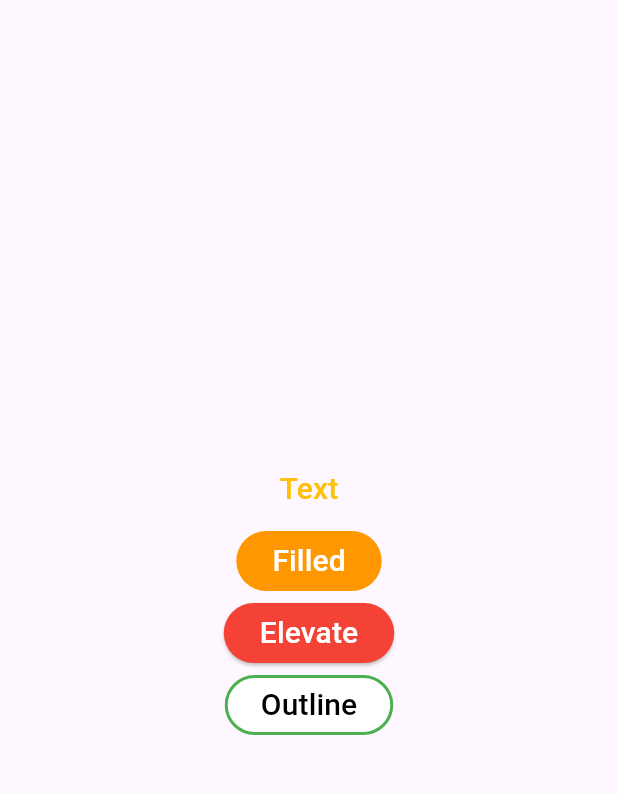
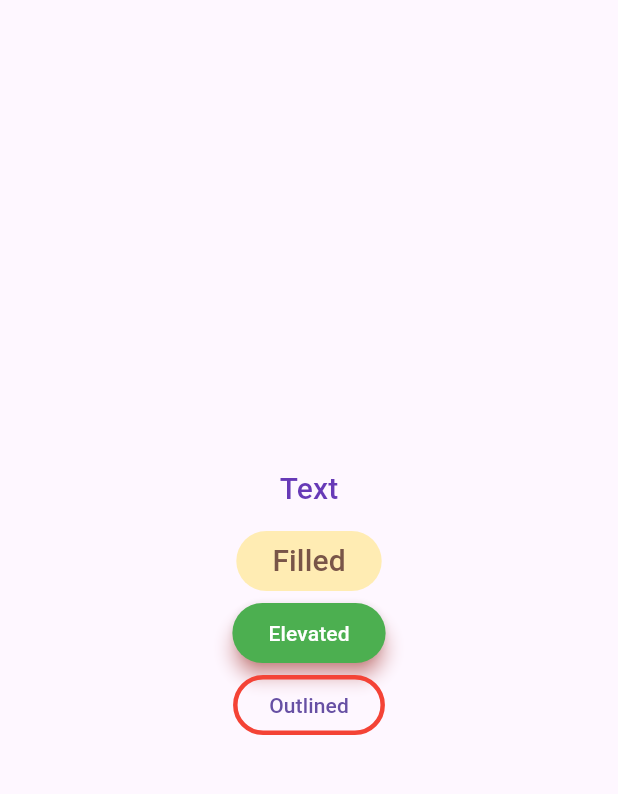
Before and after one commit to ReZill392/MbApp1, a Flutter app: the Home screen opened directly, on a phone screen of 412 x 824 dp, the part 63-857 px from its top. Run offline on Flutter 3.47's test engine with Material 3 defaults, Android fonts, the phone set to English and light mode, and no system bars; network calls fail.

```diff
--- a/flutter_application_1/lib/screen/home.dart
+++ b/flutter_application_1/lib/screen/home.dart
@@ -1,5 +1,4 @@
 import 'package:flutter/material.dart';
-
 
 class Home extends StatelessWidget {
   const Home({super.key});
@@ -8,69 +7,57 @@ class Home extends StatelessWidget {
   Widget build(BuildContext context) {
     return Scaffold(
       appBar: AppBar(
-        title: const Text("Simple App"),),
+        title: const Text("Simple App"),
+      ),
       body: Center(
         child: Column(
           mainAxisAlignment: MainAxisAlignment.center,
           children: [
             TextButton(
               onPressed: () {
-                  print("test button Pressed");
+                print("Text Button Pressed");
               },
-            child: const Text("Text",
+              child: Text(
+                "Text",
                 style: TextStyle(
-              color: Colors.amber,
-              fontSize: 20
+                  color: Colors.deepPurple,
+                  fontSize: 20,
                 ),
               ),
             ),
             FilledButton(
               style: FilledButton.styleFrom(
-              backgroundColor: Colors.orange,
-              foregroundColor: Colors.brown,
-            ),
-            onPressed:(){print("FilledButton Pressed");
+                  backgroundColor: Colors.amber.shade100,
+                  foregroundColor: Colors.brown),
+              onPressed: () {
+                print("FilledButton Pressed");
               },
-            child: const Text("Filled",
-            style:TextStyle(
+              child: Text("Filled",
+                  style: TextStyle(
                     fontSize: 20,
-              color: Colors.white
-              ),
-            ),
+                  )),
             ),
             ElevatedButton(
-            style:ElevatedButton.styleFrom(
-              backgroundColor: Colors.red,
+              style: ElevatedButton.styleFrom(
+                  backgroundColor: Colors.green,
                   foregroundColor: Colors.white,
-              shadowColor: Colors.black,
-              overlayColor: Colors.red
+                  shadowColor: Colors.red,
+                  elevation: 5),
+              onPressed: () {
+                print("ElevatedButton Pressed");
+              },
+              child: Text("Elevated")),
+            OutlinedButton(
+
+              style: OutlinedButton.styleFrom(
+                  side: BorderSide(
+                    color: Colors.red,
+                    width: 3),
               ),
-          onPressed: (){print("ElevateBotton Pressed");
+              onPressed: () {
+                print("OutlinedButton Pressed");
               },
-          child: const Text("Elevate",
-          style: TextStyle(
-            fontSize: 20,
-            color: Colors.white,
-
-          ),),
-          ),
-          OutlinedButton(
-            style: OutlinedButton.styleFrom(
-              backgroundColor: Colors.white,
-              side: BorderSide(
-                color: Colors.green,
-                width: 2,
-              ),
-            ),
-          onPressed: (){print("OutlineBotton Pressed");
-          },
-          child: const Text("Outline",
-          style: TextStyle(
-            fontSize: 20,
-            color: Colors.black,
-              ),
-            ),
-          ),
+              child: Text("Outlined")),
           ],
         ),
       ),
--- a/flutter_application_1/pubspec.yaml
+++ b/flutter_application_1/pubspec.yaml
@@ -35,6 +35,7 @@ dependencies:
   # The following adds the Cupertino Icons font to your application.
   # Use with the CupertinoIcons class for iOS style icons.
   cupertino_icons: ^1.0.6
+  http: ^1.2.2
 
 dev_dependencies:
   flutter_test:
```
Also changed, not shown: flutter_application_1/lib/main.dart (+6 -5 lines), flutter_application_1/lib/screen/convert.dart (added, +63 -0 lines), flutter_application_1/lib/screen/latestRate.dart (added, +56 -0 lines), flutter_application_1/lib/screen/menu.dart (+20 -9 lines), flutter_application_1/pubspec.lock, 2 other files. Lines whose indentation alone changed are shown as unchanged.
